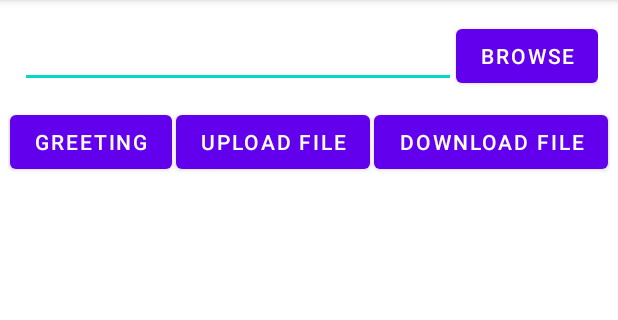
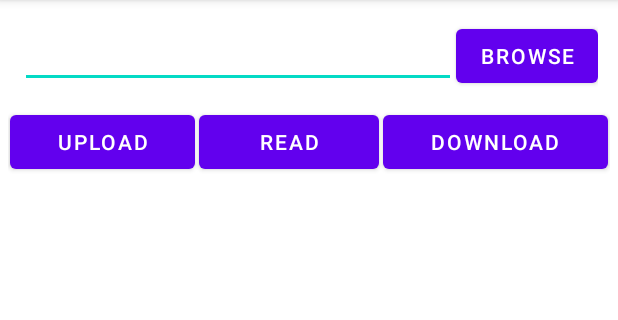
Before and after one commit to Tricky-Compression/Frontend, an Android app: the screen it shows after launch (MainActivity), on a phone screen of 412 x 824 dp, the part 84-404 px from its top. Run offline under Robolectric (Android 15) with nearby library versions, the phone set to English and light mode, and no system bars.

Commit message:
major app update

```diff
--- a/app/src/main/java/ru/tricky_compression/Model.java
+++ b/app/src/main/java/ru/tricky_compression/Model.java
@@ -1,19 +1,20 @@
 package ru.tricky_compression;
+
+import com.google.gson.Gson;
 
 import okhttp3.HttpUrl;
 import okhttp3.MediaType;
 
 public abstract class Model {
-    protected static final String IP = "51.250.108.34";
+    protected static final String IP = "51.250.23.237";
     protected static final int PORT = 1337;
     protected static final MediaType JSON_FORMAT = MediaType.parse("application/json; charset=utf-8");
+    protected static final Gson gson = new Gson();
 
     public static HttpUrl.Builder getBaseUrl() {
         return new HttpUrl.Builder().scheme("http").host(IP).port(PORT);
     }
 
-    public abstract void sendGreeting();
-
     public abstract void uploadSingleFile(String filename);
 
     public abstract void downloadSingleFile(String filename);
--- a/app/src/main/java/ru/tricky_compression/view/MainActivity.java
+++ b/app/src/main/java/ru/tricky_compression/view/MainActivity.java
@@ -23,9 +23,9 @@ public class MainActivity extends AppCompatActivity implements View {
 
     private void init() {
         presenter = new Presenter(this);
-        findViewById(R.id.button_greeting).setOnClickListener(view -> presenter.sendGreeting());
-        findViewById(R.id.button_uploadFile).setOnClickListener(view -> presenter.uploadSingleFile());
-        findViewById(R.id.button_downloadFile).setOnClickListener(view -> presenter.downloadSingleFile());
+        findViewById(R.id.button_upload).setOnClickListener(view -> presenter.uploadSingleFile());
+        findViewById(R.id.button_read).setOnClickListener(view -> presenter.readFile());
+        findViewById(R.id.button_download).setOnClickListener(view -> presenter.downloadSingleFile());
     }
 
     @Override
@@ -36,7 +36,7 @@ public class MainActivity extends AppCompatActivity implements View {
 
     @Override
     public void printInfo(String text) {
-        Toast.makeText(this, text, Toast.LENGTH_SHORT).show();
+        runOnUiThread(() -> Toast.makeText(this, text, Toast.LENGTH_SHORT).show());
     }
 
     @Override
--- a/app/src/main/res/layout/main_screen.xml
+++ b/app/src/main/res/layout/main_screen.xml
@@ -13,35 +13,35 @@
         android:layout_width="match_parent"
         android:layout_height="wrap_content"
         android:layout_margin="8dp"
-        tools:layout="@layout/fragment_file_chooser"/>
+        tools:layout="@layout/fragment_file_chooser" />
 
     <TableRow
         android:layout_width="match_parent"
         android:layout_height="wrap_content">
 
         <Button
-            android:id="@+id/button_greeting"
+            android:id="@+id/button_upload"
             android:layout_width="wrap_content"
             android:layout_height="wrap_content"
             android:layout_margin="1dp"
             android:layout_weight="1"
-            android:text="@string/greeting" />
+            android:text="@string/upload" />
 
         <Button
-            android:id="@+id/button_uploadFile"
+            android:id="@+id/button_read"
             android:layout_width="wrap_content"
             android:layout_height="wrap_content"
             android:layout_margin="1dp"
             android:layout_weight="1"
-            android:text="@string/upload_file" />
+            android:text="@string/read" />
 
         <Button
-            android:id="@+id/button_downloadFile"
+            android:id="@+id/button_download"
             android:layout_width="wrap_content"
             android:layout_height="wrap_content"
             android:layout_margin="1dp"
             android:layout_weight="1"
-            android:text="@string/download_file" />
+            android:text="@string/download" />
     </TableRow>
 
 </LinearLayout>
--- a/app/src/main/res/values/strings.xml
+++ b/app/src/main/res/values/strings.xml
@@ -1,7 +1,7 @@
 <resources>
     <string name="app_name">Tricky Compression</string>
     <string name="browse">Browse</string>
-    <string name="greeting">Greeting</string>
-    <string name="upload_file">Upload file</string>
-    <string name="download_file">Download file</string>
+    <string name="upload">Upload</string>
+    <string name="read">Read</string>
+    <string name="download">Download</string>
 </resources>
```
Also changed, not shown: app/build.gradle (+5 -8 lines), app/src/main/java/ru/tricky_compression/Presenter.java (+4 -5 lines), app/src/main/java/ru/tricky_compression/model/Compressor.java (+4 -6 lines), app/src/main/java/ru/tricky_compression/model/ModelImpl.java (+50 -15 lines).
